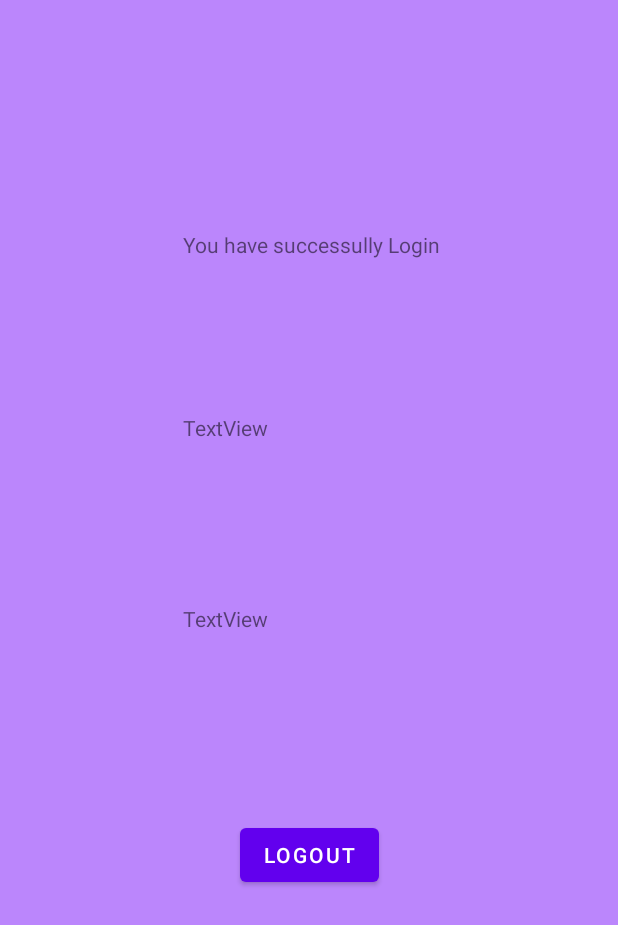
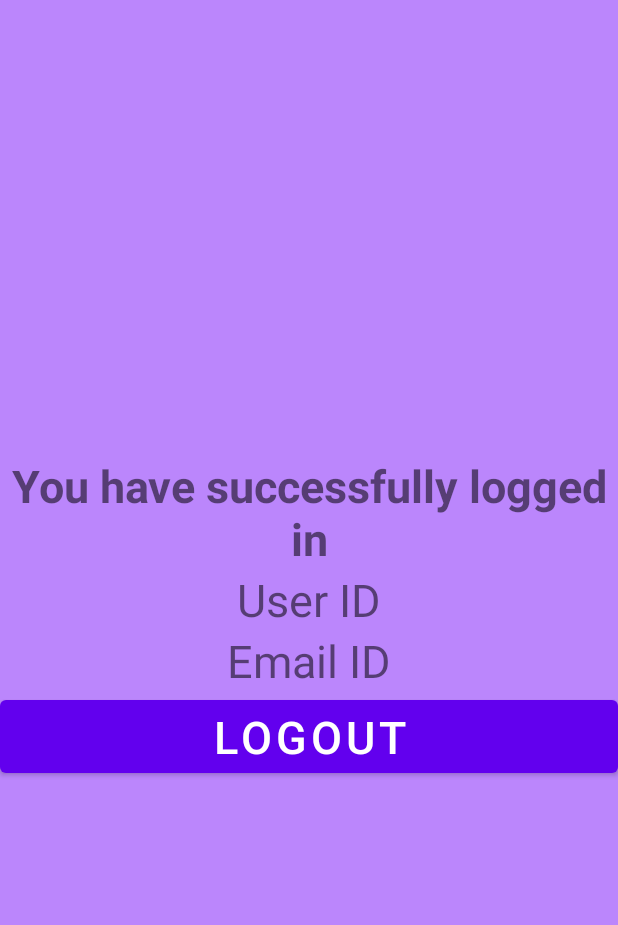
Before and after one commit to Manzi12/wishlist, an Android app: the layout activity_main.xml on its own in the app's theme, with its tools: preview values and no code run, on a phone screen of 412 x 824 dp. Shown: the top 925 px of the screen. Run offline under Robolectric (Android 15) with nearby library versions, the phone set to English and light mode, and no system bars.

Commit message:
almost all layout xml files done. now left with tying ui with login

```diff
--- a/app/src/main/AndroidManifest.xml
+++ b/app/src/main/AndroidManifest.xml
@@ -9,8 +9,9 @@
         android:roundIcon="@mipmap/ic_launcher_round"
         android:supportsRtl="true"
         android:theme="@style/Theme.Wishlistapp">
-        <activity android:name=".wish"></activity>
-        <activity android:name=".SignUp">
+        <activity android:name=".WishListActivity"></activity>
+        <activity android:name=".WishActivity" />
+        <activity android:name=".SignUpActivity">
             <intent-filter>
                 <action android:name="android.intent.action.MAIN" />
 
--- a/app/src/main/java/org/wit/wishlistapp/wish.kt
+++ b/app/src/main/java/org/wit/wishlistapp/WishListActivity.kt
@@ -3,9 +3,9 @@ package org.wit.wishlistapp
 import androidx.appcompat.app.AppCompatActivity
 import android.os.Bundle
 
-class wish : AppCompatActivity() {
+class WishListActivity : AppCompatActivity() {
     override fun onCreate(savedInstanceState: Bundle?) {
         super.onCreate(savedInstanceState)
-        setContentView(R.layout.activity_wish)
+        setContentView(R.layout.activity_wish_list)
     }
 }
--- a/app/src/main/res/layout/activity_main.xml
+++ b/app/src/main/res/layout/activity_main.xml
@@ -8,52 +8,50 @@
     tools:context=".MainActivity">
 
 
+    <LinearLayout
+        android:layout_width="match_parent"
+        android:layout_height="wrap_content"
+        android:orientation="vertical"
+        app:layout_constraintBottom_toBottomOf="parent"
+        app:layout_constraintTop_toTopOf="parent">
+
+
         <TextView
-        android:id="@+id/textView5"
-        android:layout_width="wrap_content"
+            android:layout_width="match_parent"
             android:layout_height="wrap_content"
-        tools:text="TextView"
-        app:layout_constraintBottom_toBottomOf="parent"
-        app:layout_constraintEnd_toEndOf="@+id/user_id"
-        android:gravity="center_vertical"
-        app:layout_constraintStart_toStartOf="@+id/user_id"
-        app:layout_constraintTop_toTopOf="parent" />
+            android:textSize="30sp"
+            android:text="You have successfully logged in"
+            android:textStyle="bold"
+            android:textAlignment="center"
+            />
 
         <TextView
             android:id="@+id/user_id"
-        android:layout_width="wrap_content"
+            android:layout_width="match_parent"
             android:layout_height="wrap_content"
-        tools:text="TextView"
-        android:gravity="center_vertical"
-        app:layout_constraintBottom_toTopOf="@+id/textView5"
-        app:layout_constraintEnd_toEndOf="@+id/email_id"
-        app:layout_constraintHorizontal_bias="0.0"
-        app:layout_constraintStart_toStartOf="@+id/email_id"
-        app:layout_constraintTop_toTopOf="parent"
-        app:layout_constraintVertical_bias="0.718" />
+            android:textAlignment="center"
+            tools:text="User ID"
+            android:textSize="30sp"/>
 
         <TextView
             android:id="@+id/email_id"
-        android:layout_width="wrap_content"
+            android:layout_width="match_parent"
             android:layout_height="wrap_content"
-        android:text="You have successully Login"
-        android:gravity="center_vertical"
-        app:layout_constraintBottom_toTopOf="@+id/user_id"
-        app:layout_constraintEnd_toEndOf="@+id/btn_logout"
-        app:layout_constraintHorizontal_bias="0.485"
-        app:layout_constraintStart_toStartOf="@+id/btn_logout"
-        app:layout_constraintTop_toTopOf="parent"
-        app:layout_constraintVertical_bias="0.6" />
+            android:textAlignment="center"
+            android:inputType="text"
+            tools:text="Email ID"
+            android:textSize="30sp"/>
+
 
         <Button
             android:id="@+id/btn_logout"
-        android:layout_width="wrap_content"
+            android:textAlignment="center"
+            android:layout_width="match_parent"
             android:layout_height="wrap_content"
-        android:text="Logout"
-        app:layout_constraintBottom_toBottomOf="parent"
-        app:layout_constraintEnd_toEndOf="parent"
-        app:layout_constraintStart_toStartOf="parent"
-        app:layout_constraintTop_toBottomOf="@+id/textView5"
-        app:layout_constraintVertical_bias="0.35" />
+            android:textSize="30sp"
+            android:text="logout"/>
+
+    </LinearLayout>
+
 
 </androidx.constraintlayout.widget.ConstraintLayout>
--- a/app/src/main/res/layout/activity_wish.xml
+++ b/app/src/main/res/layout/activity_wish.xml
@@ -4,7 +4,7 @@
     xmlns:tools="http://schemas.android.com/tools"
     android:layout_width="match_parent"
     android:layout_height="match_parent"
-    tools:context=".wish">
+    tools:context=".WishActivity">
 
     <RelativeLayout
         android:layout_width="match_parent"
```
Also changed, not shown: app/src/main/java/org/wit/wishlistapp/SignUpActivity.kt (renamed from app/src/main/java/org/wit/wishlistapp/SignUp.kt, +6 -6 lines), app/src/main/java/org/wit/wishlistapp/WishActivity.kt (added, +11 -0 lines), app/src/main/res/layout/activity_wish_list.xml (added, +32 -0 lines), app/src/main/res/layout/card_wish.xml (added, +62 -0 lines). Lines whose indentation alone changed are shown as unchanged.
